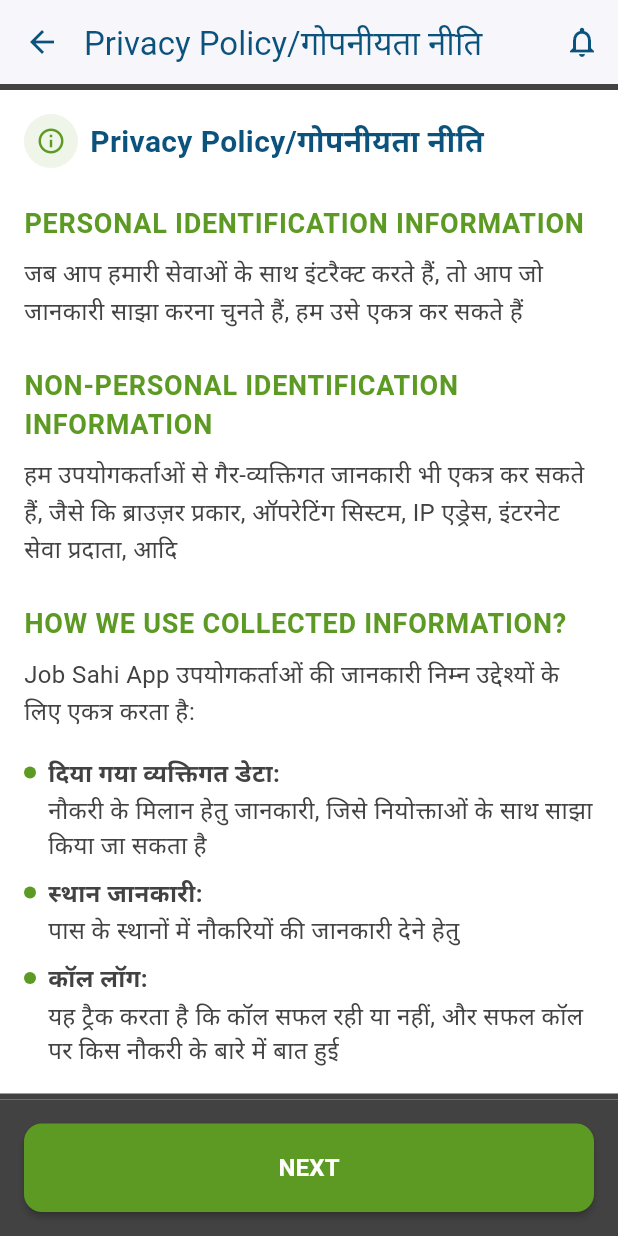
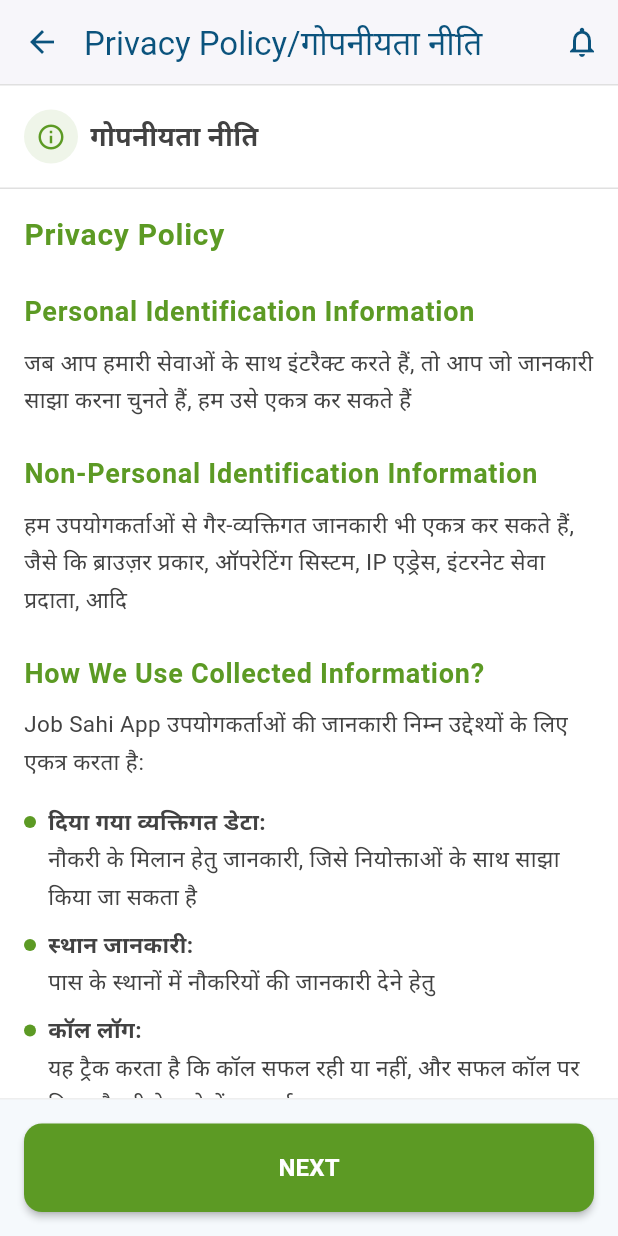
Before and after one commit to Poojadhameja/jobsahi-studentapp, a Flutter app: the PrivacyPolicyPage screen opened directly, on a phone screen of 412 x 824 dp. Run offline on Flutter 3.47's test engine with Material 3 defaults, Android fonts, the phone set to English and light mode, and no system bars; our stand-ins replace file_picker.

Commit message:
help center and privecy policy changes

```diff
--- a/lib/pages/setting/help_center.dart
+++ b/lib/pages/setting/help_center.dart
@@ -32,7 +32,7 @@ class _HelpCenterPageState extends State<HelpCenterPage>
   @override
   Widget build(BuildContext context) {
     return Scaffold(
-      backgroundColor: Colors.white,
+      backgroundColor: AppConstants.backgroundColor,
       appBar: CustomAppBar(
         title: 'Help Center/हेल्प सेंटर',
         showBackButton: true,
@@ -46,21 +46,13 @@ class _HelpCenterPageState extends State<HelpCenterPage>
         children: [
           // Tab Bar
           Container(
-            color: Colors.white,
+            color: AppConstants.cardBackgroundColor,
             child: TabBar(
               controller: _tabController,
-              labelColor: Colors.blue,
-              unselectedLabelColor: Colors.grey,
-              indicatorColor: Colors.blue,
+              labelColor: AppConstants.primaryColor,
+              unselectedLabelColor: AppConstants.textSecondaryColor,
+              indicatorColor: AppConstants.primaryColor,
               indicatorWeight: 3,
-              labelStyle: const TextStyle(
-                fontSize: 16,
-                fontWeight: FontWeight.bold,
-              ),
-              unselectedLabelStyle: const TextStyle(
-                fontSize: 16,
-                fontWeight: FontWeight.normal,
-              ),
               tabs: const [
                 Tab(text: 'Feedback'),
                 Tab(text: 'FAQs'),
--- a/lib/pages/setting/privacy_policy.dart
+++ b/lib/pages/setting/privacy_policy.dart
@@ -20,25 +20,18 @@ class PrivacyPolicyPage extends StatelessWidget {
       ),
       body: Column(
         children: [
-          // Top dark gray bar
-          Container(height: 4, color: const Color(0xFF424242)),
+          // Top thin horizontal line
+          Container(height: 1, color: const Color(0xFFE0E0E0)),
 
-          // Main content
-          Expanded(
-            child: SingleChildScrollView(
+          // Header with info icon and title
+          Container(
             padding: const EdgeInsets.all(AppConstants.defaultPadding),
-              child: Column(
-                crossAxisAlignment: CrossAxisAlignment.start,
-                children: [
-                  // Header with info icon
-                  Row(
+            child: Row(
               children: [
                 Container(
                   padding: const EdgeInsets.all(8),
                   decoration: BoxDecoration(
-                          color: AppConstants.secondaryColor.withValues(
-                            alpha: 0.1,
-                          ),
+                    color: AppConstants.secondaryColor.withValues(alpha: 0.1),
                     shape: BoxShape.circle,
                   ),
                   child: Icon(
@@ -50,21 +43,44 @@ class PrivacyPolicyPage extends StatelessWidget {
                 const SizedBox(width: AppConstants.smallPadding),
                 Expanded(
                   child: Text(
-                          'Privacy Policy/गोपनीयता नीति',
+                    'गोपनीयता नीति',
                     style: AppConstants.headingStyle.copyWith(
-                            fontSize: 20,
+                      fontSize: 18,
                       fontWeight: FontWeight.w600,
+                      color: const Color(0xFF424242),
                     ),
                   ),
                 ),
               ],
+            ),
+          ),
+
+          // Bottom thin horizontal line
+          Container(height: 1, color: const Color(0xFFE0E0E0)),
+
+          // Main content
+          Expanded(
+            child: SingleChildScrollView(
+              padding: const EdgeInsets.all(AppConstants.defaultPadding),
+              child: Column(
+                crossAxisAlignment: CrossAxisAlignment.start,
+                children: [
+                  // Main heading
+                  Text(
+                    'Privacy Policy',
+                    style: TextStyle(
+                      fontSize: 20,
+                      fontWeight: FontWeight.bold,
+                      color: AppConstants.secondaryColor,
+                      letterSpacing: 0.5,
+                    ),
                   ),
 
                   const SizedBox(height: AppConstants.largePadding),
 
                   // Personal Identification Information Section
                   _buildSection(
-                    title: 'PERSONAL IDENTIFICATION INFORMATION',
+                    title: 'Personal Identification Information',
                     content:
                         'जब आप हमारी सेवाओं के साथ इंटरैक्ट करते हैं, तो आप जो जानकारी साझा करना चुनते हैं, हम उसे एकत्र कर सकते हैं',
                   ),
@@ -73,7 +89,7 @@ class PrivacyPolicyPage extends StatelessWidget {
 
                   // Non-Personal Identification Information Section
                   _buildSection(
-                    title: 'NON-PERSONAL IDENTIFICATION INFORMATION',
+                    title: 'Non-Personal Identification Information',
                     content:
                         'हम उपयोगकर्ताओं से गैर-व्यक्तिगत जानकारी भी एकत्र कर सकते हैं, जैसे कि ब्राउज़र प्रकार, ऑपरेटिंग सिस्टम, IP एड्रेस, इंटरनेट सेवा प्रदाता, आदि',
                   ),
@@ -89,13 +105,13 @@ class PrivacyPolicyPage extends StatelessWidget {
             ),
           ),
 
-          // Bottom dark gray bar
-          Container(height: 4, color: const Color(0xFF424242)),
-        ],
+          // Fixed bottom button container
+          Container(
+            padding: const EdgeInsets.all(AppConstants.defaultPadding),
+            decoration: BoxDecoration(
+              color: AppConstants.backgroundColor,
+              border: Border(top: BorderSide(color: Colors.grey.shade200)),
             ),
-      bottomNavigationBar: Container(
-        color: const Color(0xFF424242),
-        padding: const EdgeInsets.all(AppConstants.defaultPadding),
             child: SizedBox(
               width: double.infinity,
               child: ElevatedButton(
@@ -107,7 +123,9 @@ class PrivacyPolicyPage extends StatelessWidget {
                   foregroundColor: Colors.white,
                   padding: const EdgeInsets.symmetric(vertical: 18),
                   shape: RoundedRectangleBorder(
-                borderRadius: BorderRadius.circular(AppConstants.borderRadius),
+                    borderRadius: BorderRadius.circular(
+                      AppConstants.borderRadius,
+                    ),
                   ),
                   elevation: 2,
                 ),
@@ -121,6 +139,8 @@ class PrivacyPolicyPage extends StatelessWidget {
                 ),
               ),
             ),
+          ),
+        ],
       ),
     );
   }
@@ -143,7 +163,8 @@ class PrivacyPolicyPage extends StatelessWidget {
           content,
           style: AppConstants.bodyStyle.copyWith(
             color: const Color(0xFF424242),
-            height: 1.5,
+            height: 1.6,
+            fontSize: 15,
           ),
         ),
       ],
@@ -155,7 +176,7 @@ class PrivacyPolicyPage extends StatelessWidget {
       crossAxisAlignment: CrossAxisAlignment.start,
       children: [
         Text(
-          'HOW WE USE COLLECTED INFORMATION?',
+          'How We Use Collected Information?',
           style: TextStyle(
             fontSize: 18,
             fontWeight: FontWeight.bold,
@@ -168,7 +189,8 @@ class PrivacyPolicyPage extends StatelessWidget {
           'Job Sahi App उपयोगकर्ताओं की जानकारी निम्न उद्देश्यों के लिए एकत्र करता है:',
           style: AppConstants.bodyStyle.copyWith(
             color: const Color(0xFF424242),
-            height: 1.5,
+            height: 1.6,
+            fontSize: 15,
           ),
         ),
         const SizedBox(height: AppConstants.defaultPadding),
@@ -217,6 +239,7 @@ class PrivacyPolicyPage extends StatelessWidget {
                 style: AppConstants.bodyStyle.copyWith(
                   fontWeight: FontWeight.bold,
                   color: const Color(0xFF424242),
+                  fontSize: 15,
                 ),
               ),
               const SizedBox(height: 2),
@@ -224,7 +247,8 @@ class PrivacyPolicyPage extends StatelessWidget {
                 description,
                 style: AppConstants.bodyStyle.copyWith(
                   color: const Color(0xFF424242),
-                  height: 1.4,
+                  height: 1.6,
+                  fontSize: 15,
                 ),
               ),
             ],
```
Lines whose indentation alone changed are shown as unchanged.
